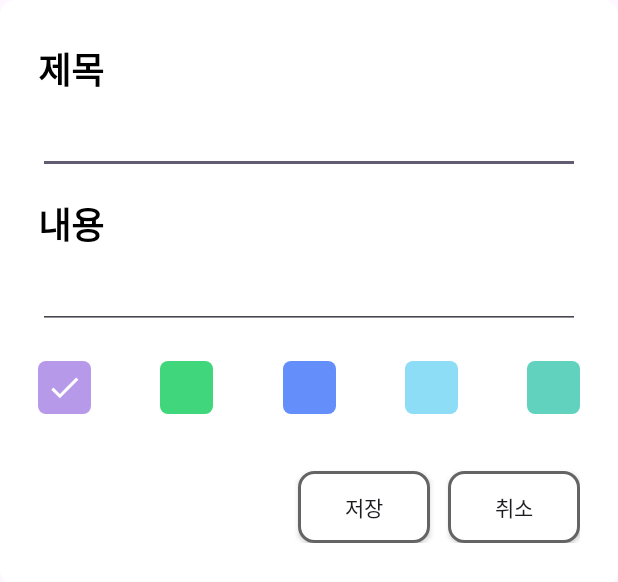
After one commit to Namsang710/Android_Study, an Android app: the layout dialog_task.xml on its own in the app's theme, with its tools: preview values and no code run, on a phone screen of 412 x 824 dp. The commit adds this screen. Shown: the top 582 px of the screen. Run offline under Robolectric (Android 15) with nearby library versions, the phone set to English and light mode, and no system bars.

Commit message:
[23-10-13] dialog 레이아웃 작성

```diff
--- a/Practice_TodoList/app/src/main/java/com/example/practice_todolist/MainActivity.kt
+++ b/Practice_TodoList/app/src/main/java/com/example/practice_todolist/MainActivity.kt
@@ -35,6 +35,7 @@ class MainActivity : AppCompatActivity() {
             layoutManager = LinearLayoutManager(this@MainActivity)
         }
 
+    }
 
-    }
+
 }
--- /dev/null
+++ b/Practice_TodoList/app/src/main/res/layout/dialog_task.xml
@@ -0,0 +1,198 @@
+<?xml version="1.0" encoding="utf-8"?>
+<androidx.constraintlayout.widget.ConstraintLayout xmlns:android="http://schemas.android.com/apk/res/android"
+    android:layout_width="match_parent"
+    android:layout_height="wrap_content"
+    xmlns:app="http://schemas.android.com/apk/res-auto"
+    android:background="@drawable/bg_task_dialog"
+    android:paddingHorizontal="25dp"
+    android:paddingVertical="28dp">
+
+    <TextView
+        android:id="@+id/dialog_task_tv_title"
+        android:layout_width="0dp"
+        android:layout_height="wrap_content"
+        android:text="제목"
+        android:textColor="@color/black"
+        android:textSize="24sp"
+        android:textStyle="bold"
+        app:layout_constraintEnd_toEndOf="parent"
+        app:layout_constraintStart_toStartOf="parent"
+        app:layout_constraintTop_toTopOf="parent" />
+
+    <androidx.appcompat.widget.AppCompatEditText
+        android:id="@+id/dialog_task_et_title"
+        android:layout_width="0dp"
+        android:layout_height="wrap_content"
+        android:layout_marginTop="7dp"
+        android:maxLines="1"
+        android:paddingBottom="10dp"
+        app:layout_constraintEnd_toEndOf="parent"
+        app:layout_constraintStart_toStartOf="parent"
+        app:layout_constraintTop_toBottomOf="@id/dialog_task_tv_title"/>
+
+    <TextView
+        android:id="@+id/dialog_task_tv_content"
+        android:layout_width="wrap_content"
+        android:layout_height="wrap_content"
+        android:layout_marginTop="15dp"
+        android:text="내용"
+        android:textColor="@color/black"
+        android:textSize="24sp"
+        android:textStyle="bold"
+        app:layout_constraintStart_toStartOf="parent"
+        app:layout_constraintTop_toBottomOf="@id/dialog_task_et_title"/>
+
+
+    <androidx.appcompat.widget.AppCompatEditText
+        android:id="@+id/dialog_task_et_content"
+        android:layout_width="0dp"
+        android:layout_height="wrap_content"
+        android:layout_marginTop="7dp"
+        android:maxLines="1"
+        android:paddingBottom="10dp"
+        app:layout_constraintEnd_toEndOf="parent"
+        app:layout_constraintStart_toStartOf="parent"
+        app:layout_constraintTop_toBottomOf="@id/dialog_task_tv_content"/>
+
+    <FrameLayout
+        android:id="@+id/dialog_purple_box"
+        android:layout_width="35dp"
+        android:layout_height="35dp"
+        android:layout_marginTop="21dp"
+        android:background="@drawable/bg_task_purple"
+        android:clickable="true"
+        android:focusable="true"
+        app:layout_constraintEnd_toStartOf="@id/dialog_green_box"
+        app:layout_constraintHorizontal_bias="0.5"
+        app:layout_constraintHorizontal_chainStyle="spread_inside"
+        app:layout_constraintStart_toStartOf="parent"
+        app:layout_constraintTop_toBottomOf="@id/dialog_task_et_content">
+        <View
+            android:layout_width="match_parent"
+            android:layout_height="match_parent"/>
+        <ImageView
+            android:id="@+id/dialog_purple_box_check"
+            android:layout_width="match_parent"
+            android:layout_height="match_parent"
+            android:layout_margin="5dp"
+            android:src="@drawable/ic_check_white"/>
+    </FrameLayout>
+
+    <FrameLayout
+        android:id="@+id/dialog_green_box"
+        android:layout_width="35dp"
+        android:layout_height="35dp"
+        android:layout_marginTop="21dp"
+        android:background="@drawable/bg_task_green"
+        android:clickable="true"
+        android:focusable="true"
+        app:layout_constraintEnd_toStartOf="@id/dialog_blue_box"
+        app:layout_constraintHorizontal_bias="0.5"
+        app:layout_constraintStart_toEndOf="@id/dialog_purple_box"
+        app:layout_constraintTop_toBottomOf="@id/dialog_task_et_content">
+        <View
+            android:layout_width="match_parent"
+            android:layout_height="match_parent"/>
+        <ImageView
+            android:id="@+id/dialog_green_box_check"
+            android:layout_width="match_parent"
+            android:layout_height="match_parent"
+            android:layout_margin="5dp"
+            android:src="@drawable/ic_check_white"
+            android:visibility="gone"/>
+    </FrameLayout>
+
+    <FrameLayout
+        android:id="@+id/dialog_blue_box"
+        android:layout_width="35dp"
+        android:layout_height="35dp"
+        android:layout_marginTop="21dp"
+        android:background="@drawable/bg_task_blue"
+        android:clickable="true"
+        android:focusable="true"
+        app:layout_constraintEnd_toStartOf="@id/dialog_sky_box"
+        app:layout_constraintHorizontal_bias="0.5"
+        app:layout_constraintStart_toEndOf="@id/dialog_green_box"
+        app:layout_constraintTop_toBottomOf="@id/dialog_task_et_content">
+        <View
+            android:layout_width="match_parent"
+            android:layout_height="match_parent"/>
+        <ImageView
+            android:id="@+id/dialog_blue_box_check"
+            android:layout_width="match_parent"
+            android:layout_height="match_parent"
+            android:layout_margin="5dp"
+            android:src="@drawable/ic_check_white"
+            android:visibility="gone"/>
+    </FrameLayout>
+
+    <FrameLayout
+        android:id="@+id/dialog_sky_box"
+        android:layout_width="35dp"
+        android:layout_height="35dp"
+        android:layout_marginTop="21dp"
+        android:background="@drawable/bg_task_sky"
+        android:clickable="true"
+        android:focusable="true"
+        app:layout_constraintEnd_toStartOf="@id/dialog_emerald_box"
+        app:layout_constraintHorizontal_bias="0.5"
+        app:layout_constraintStart_toEndOf="@id/dialog_blue_box"
+        app:layout_constraintTop_toBottomOf="@id/dialog_task_et_content">
+        <View
+            android:layout_width="match_parent"
+            android:layout_height="match_parent"/>
+        <ImageView
+            android:id="@+id/dialog_sky_box_check"
+            android:layout_width="match_parent"
+            android:layout_height="match_parent"
+            android:layout_margin="5dp"
+            android:src="@drawable/ic_check_white"
+            android:visibility="gone"/>
+    </FrameLayout>
+
+    <FrameLayout
+        android:id="@+id/dialog_emerald_box"
+        android:layout_width="35dp"
+        android:layout_height="35dp"
+        android:layout_marginTop="21dp"
+        android:background="@drawable/bg_task_emerald"
+        android:clickable="true"
+        android:focusable="true"
+        app:layout_constraintEnd_toEndOf="parent"
+        app:layout_constraintHorizontal_bias="0.5"
+        app:layout_constraintStart_toEndOf="@id/dialog_sky_box"
+        app:layout_constraintTop_toBottomOf="@id/dialog_task_et_content">
+        <View
+            android:layout_width="match_parent"
+            android:layout_height="match_parent"/>
+        <ImageView
+            android:id="@+id/dialog_emerald_box_check"
+            android:layout_width="match_parent"
+            android:layout_height="match_parent"
+            android:layout_margin="5dp"
+            android:src="@drawable/ic_check_white"
+            android:visibility="gone"/>
+    </FrameLayout>
+
+    <androidx.appcompat.widget.AppCompatButton
+        android:id="@+id/dialog_task_btn_cancel"
+        android:layout_width="wrap_content"
+        android:layout_height="wrap_content"
+        android:layout_marginTop="38dp"
+        android:background="@drawable/bg_dialog_btn"
+        android:text="취소"
+        app:layout_constraintEnd_toEndOf="parent"
+        app:layout_constraintTop_toBottomOf="@id/dialog_purple_box"/>
+
+    <androidx.appcompat.widget.AppCompatButton
+        android:id="@+id/dialog_task_btn_store"
+        android:layout_width="wrap_content"
+        android:layout_height="wrap_content"
+        android:layout_marginEnd="12dp"
+        android:background="@drawable/bg_dialog_btn"
+        android:text="저장"
+        app:layout_constraintEnd_toStartOf="@id/dialog_task_btn_cancel"
+        app:layout_constraintTop_toTopOf="@id/dialog_task_btn_cancel"/>
+
+
+</androidx.constraintlayout.widget.ConstraintLayout>
```
